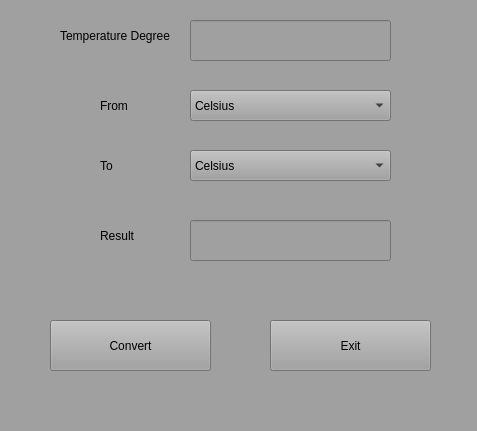
The window that uis/Ui_Base/temp.ui (JordanLeich/Ultimate-Calculator) describes before a commit, drawn with Qt 5.
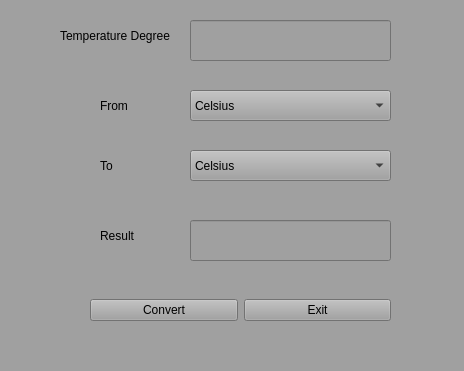
The same window after the commit.

Commit message: added shortcuts for buttons and small tweaks to all .ui files

Diff of the .ui file:
```diff
--- a/uis/Ui_Base/temp.ui
+++ b/uis/Ui_Base/temp.ui
@@ -6,8 +6,8 @@
    <rect>
     <x>0</x>
     <y>0</y>
-    <width>477</width>
-    <height>431</height>
+    <width>464</width>
+    <height>371</height>
    </rect>
   </property>
   <property name="windowTitle">
@@ -145,31 +145,37 @@
      </property>
     </item>
    </widget>
-   <widget class="QPushButton" name="cvt_btn">
+   <widget class="QWidget" name="layoutWidget">
     <property name="geometry">
      <rect>
-      <x>50</x>
-      <y>320</y>
-      <width>161</width>
-      <height>51</height>
+      <x>90</x>
+      <y>280</y>
+      <width>301</width>
+      <height>61</height>
      </rect>
     </property>
-    <property name="text">
-     <string>Convert</string>
-    </property>
-   </widget>
-   <widget class="QPushButton" name="exit_btn">
-    <property name="geometry">
-     <rect>
-      <x>270</x>
-      <y>320</y>
-      <width>161</width>
-      <height>51</height>
-     </rect>
-    </property>
-    <property name="text">
-     <string>Exit</string>
-    </property>
+    <layout class="QHBoxLayout" name="horizontalLayout">
+     <item>
+      <widget class="QPushButton" name="cvt_btn">
+       <property name="text">
+        <string>Convert</string>
+       </property>
+       <property name="shortcut">
+        <string>Return, Enter</string>
+       </property>
+      </widget>
+     </item>
+     <item>
+      <widget class="QPushButton" name="exit_btn">
+       <property name="text">
+        <string>Exit</string>
+       </property>
+       <property name="shortcut">
+        <string>Esc</string>
+       </property>
+      </widget>
+     </item>
+    </layout>
    </widget>
   </widget>
   <widget class="QStatusBar" name="statusbar"/>
```
The commit also changes 13 other files.
